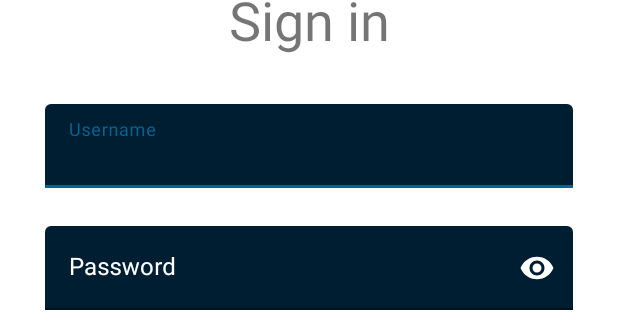
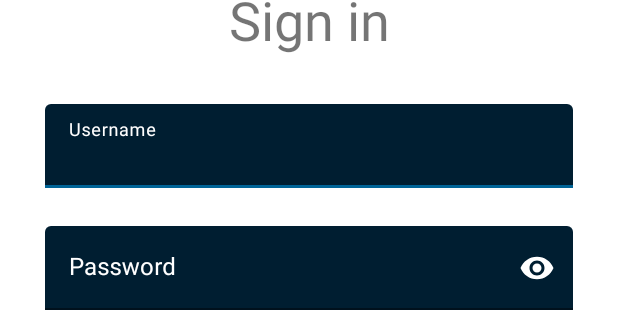
Before and after one commit to hoanghy0112/e-tour-android, an Android app: the layout activity_authentication.xml on its own in the app's theme, with its tools: preview values and no code run, on a phone screen of 412 x 824 dp. Shown: the part 122-435 px from the top of the screen. Run offline under Robolectric (Android 15) with nearby library versions, the phone set to English and light mode, and no system bars.

Commit message:
feat: Call authentication api and get result back Fix some color bug of sign in screen ui Configure retrofit and gson to get data from api and convert it to appropriate result type

```diff
--- a/app/build.gradle
+++ b/app/build.gradle
@@ -39,6 +39,9 @@ dependencies {
     implementation 'androidx.constraintlayout:constraintlayout:2.1.4'
     implementation 'androidx.navigation:navigation-fragment:2.5.3'
     implementation 'androidx.navigation:navigation-ui:2.5.3'
+    implementation 'com.squareup.retrofit2:retrofit:2.9.0'
+    implementation 'com.squareup.retrofit2:converter-gson:2.9.0'
+    implementation 'com.google.code.gson:gson:2.10.1'
     testImplementation 'junit:junit:4.13.2'
     androidTestImplementation 'androidx.test.ext:junit:1.1.5'
     androidTestImplementation 'androidx.test.espresso:espresso-core:3.5.1'
--- a/app/src/main/java/com/teamone/e_tour/MainActivity.java
+++ b/app/src/main/java/com/teamone/e_tour/MainActivity.java
@@ -7,7 +7,7 @@ import androidx.appcompat.app.AppCompatActivity;
 
 import androidx.navigation.ui.AppBarConfiguration;
 
-import com.teamone.e_tour.activities.OnBoarding;
+import com.teamone.e_tour.activities.AuthenticationActivity;
 import com.teamone.e_tour.databinding.ActivityMainBinding;
 
 public class MainActivity extends AppCompatActivity {
@@ -19,7 +19,7 @@ public class MainActivity extends AppCompatActivity {
     protected void onCreate(Bundle savedInstanceState) {
         super.onCreate(savedInstanceState);
 
-        Intent intent = new Intent(this, OnBoarding.class);
+        Intent intent = new Intent(this, AuthenticationActivity.class);
         startActivity(intent);
         finish();
     }
--- a/app/src/main/java/com/teamone/e_tour/activities/OnBoarding.java
+++ b/app/src/main/java/com/teamone/e_tour/activities/OnBoardingActivity.java
@@ -3,14 +3,12 @@ package com.teamone.e_tour.activities;
 import androidx.appcompat.app.AppCompatActivity;
 
 import android.content.Intent;
-import android.database.Observable;
 import android.os.Bundle;
 import android.view.View;
-import android.widget.Toast;
 
 import com.teamone.e_tour.databinding.ActivityOnBoardingBinding;
 
-public class OnBoarding extends AppCompatActivity {
+public class OnBoardingActivity extends AppCompatActivity {
     ActivityOnBoardingBinding activityOnBoardingBinding;
 
     @Override
@@ -28,7 +26,7 @@ public class OnBoarding extends AppCompatActivity {
     }
 
     public void onGetStartedClicked() {
-        startActivity(new Intent(this, Authentication.class));
+        startActivity(new Intent(this, AuthenticationActivity.class));
         finish();
     }
 }
--- /dev/null
+++ b/app/src/main/java/com/teamone/e_tour/utils/SharedPreferences.java
@@ -0,0 +1,4 @@
+package com.teamone.e_tour.utils;
+
+public class SharedPreferences {
+}
--- a/app/src/main/res/layout/activity_authentication.xml
+++ b/app/src/main/res/layout/activity_authentication.xml
@@ -2,7 +2,7 @@
 <layout xmlns:android="http://schemas.android.com/apk/res/android"
     xmlns:app="http://schemas.android.com/apk/res-auto"
     xmlns:tools="http://schemas.android.com/tools"
-    tools:context=".activities.Authentication">
+    tools:context=".activities.AuthenticationActivity">
 
     <data>
 
@@ -10,7 +10,7 @@
 
         <variable
             name="viewModel"
-            type="com.teamone.e_tour.activities.Authentication.AuthenticationInfo" />
+            type="com.teamone.e_tour.activities.AuthenticationActivity.AuthenticationInfo" />
     </data>
 
     <LinearLayout
@@ -35,14 +35,16 @@
             android:layout_marginBottom="25dp"
             android:hint="@string/username_label"
             android:textColorHint="?colorOnPrimary"
-            app:boxBackgroundColor="?colorSecondary">
+            app:boxBackgroundColor="?colorSecondary"
+            app:hintTextColor="?colorOnPrimary">
 
             <com.google.android.material.textfield.TextInputEditText
                 android:layout_width="match_parent"
                 android:layout_height="wrap_content"
-                android:inputType="textPassword"
-                android:text="@{viewModel.username}"
-                android:textColor="?colorOnPrimary" />
+                android:inputType="text"
+                android:text="@={viewModel.username}"
+                android:textColor="?colorOnPrimary"
+                android:textCursorDrawable="@null" />
         </com.google.android.material.textfield.TextInputLayout>
 
         <com.google.android.material.textfield.TextInputLayout
@@ -52,14 +54,16 @@
             android:textColorHint="?colorOnPrimary"
             app:boxBackgroundColor="?colorSecondary"
             app:endIconMode="password_toggle"
-            app:endIconTint="?colorOnPrimary">
+            app:endIconTint="?colorOnPrimary"
+            app:hintTextColor="?colorOnPrimary">
 
             <com.google.android.material.textfield.TextInputEditText
                 android:layout_width="match_parent"
                 android:layout_height="wrap_content"
                 android:inputType="textPassword"
-                android:text="@{viewModel.password}"
-                android:textColor="?colorOnPrimary" />
+                android:text="@={viewModel.password}"
+                android:textColor="?colorOnPrimary"
+                android:textCursorDrawable="@null" />
         </com.google.android.material.textfield.TextInputLayout>
 
         <TextView
@@ -75,6 +79,7 @@
             android:layout_height="wrap_content"
             android:layout_marginTop="48dp"
             android:backgroundTint="@color/primary_20"
+            android:onClick="@{() -> viewModel.onSignIn()}"
             android:paddingVertical="8dp"
             android:text="@string/signin_button_text"
             android:textAllCaps="false"
@@ -88,9 +93,9 @@
             <LinearLayout
                 android:layout_width="match_parent"
                 android:layout_height="wrap_content"
-                android:paddingTop="50dp"
                 android:layout_centerInParent="true"
-                android:orientation="vertical">
+                android:orientation="vertical"
+                android:paddingTop="50dp">
 
                 <LinearLayout
                     android:layout_width="match_parent"
@@ -107,27 +112,27 @@
                         style="@style/Widget.MaterialComponents.Button.TextButton"
                         android:layout_width="wrap_content"
                         android:layout_height="wrap_content"
-                        android:textAllCaps="false"
                         android:letterSpacing="0.05"
-                        android:text="@string/sign_up_here"/>
+                        android:text="@string/sign_up_here"
+                        android:textAllCaps="false" />
 
                 </LinearLayout>
 
                 <TextView
                     android:layout_width="match_parent"
                     android:layout_height="wrap_content"
+                    android:layout_marginBottom="-10dp"
                     android:gravity="center"
-                    android:layout_marginBottom="-10dp"
-                    android:text="@string/or"/>
+                    android:text="@string/or" />
 
                 <Button
                     style="@style/Widget.MaterialComponents.Button.TextButton"
                     android:layout_width="match_parent"
                     android:layout_height="wrap_content"
                     android:gravity="center"
-                    android:textAllCaps="false"
                     android:letterSpacing="0.05"
-                    android:text="@string/sign_in_with_google"/>
+                    android:text="@string/sign_in_with_google"
+                    android:textAllCaps="false" />
 
             </LinearLayout>
         </RelativeLayout>
--- /dev/null
+++ b/app/src/main/res/values/endpoints.xml
@@ -0,0 +1,5 @@
+<?xml version="1.0" encoding="utf-8"?>
+<resources>
+    <string name="baseUrl">https://etour-server.hoanghy.tech/</string>
+    <string name="signin_endpoint">https://etour-server.hoanghy.tech/user/login/basic</string>
+</resources>
```
Also changed, not shown: app/src/main/AndroidManifest.xml (+5 -2 lines), app/src/main/java/com/teamone/e_tour/activities/Authentication.java (deleted, +0 -27 lines), app/src/main/java/com/teamone/e_tour/activities/AuthenticationActivity.java (added, +56 -0 lines), app/src/main/java/com/teamone/e_tour/api/account/authentication/AuthenticationAPI.java (added, +37 -0 lines), app/src/main/java/com/teamone/e_tour/api/account/authentication/SignInWithPasswordApiResult.java (added, +44 -0 lines), app/src/main/java/com/teamone/e_tour/constants/ApiEndpoint.java (added, +9 -0 lines).
